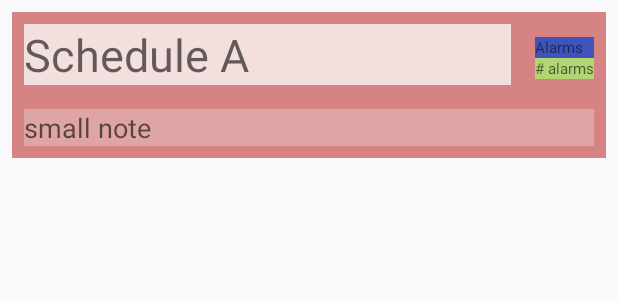
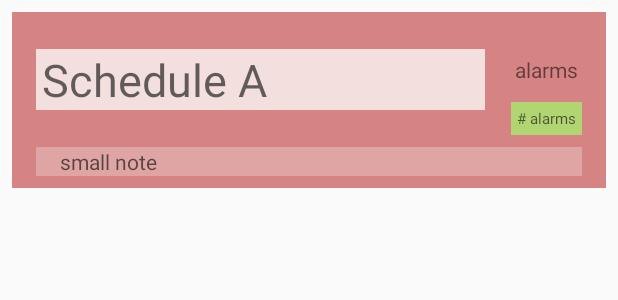
Before and after one commit to galemu2/MultiTasker-Alarm-app-, an Android app: the layout element2_lists.xml on its own in the app's theme, with its tools: preview values and no code run, on a phone screen of 412 x 824 dp. Shown: the top 300 px of the screen. Run offline under Robolectric (Android 15) with nearby library versions, the phone set to English and light mode, and no system bars.

Commit message:
Added recyclerView adaptor for fragment 1.  ViewModel with liveData used to show updates to database.  Used Coroutines to add new schedule to database

```diff
--- a/app/src/main/java/com/ctrlaccess/multitasker/database/dao/ScheduleDao.kt
+++ b/app/src/main/java/com/ctrlaccess/multitasker/database/dao/ScheduleDao.kt
@@ -1,5 +1,6 @@
 package com.ctrlaccess.multitasker.database.dao
 
+import androidx.lifecycle.LiveData
 import androidx.room.*
 import com.ctrlaccess.multitasker.database.entities.Schedule
 
@@ -18,4 +19,7 @@ interface ScheduleDao {
     @Delete
     fun deleteSchedule(scheduleList: Schedule)
     // todo all associated alarms should be deleted when deleting a schedule
+
+    @Query("SELECT * FROM Schedule")
+    fun getAllSchedules(): LiveData<List<Schedule>>
 }
--- a/app/src/main/res/layout/element2_lists.xml
+++ b/app/src/main/res/layout/element2_lists.xml
@@ -11,62 +11,64 @@
 
         <TextView
             android:id="@+id/textView1_number_of_alarm"
-            android:layout_width="wrap_content"
+            android:layout_width="0dp"
             android:layout_height="wrap_content"
-            android:layout_marginEnd="8dp"
-            android:layout_marginBottom="4dp"
+            android:layout_marginEnd="16dp"
+            android:layout_marginBottom="8dp"
             android:background="#B2D573"
+            android:padding="4dp"
             android:textSize="10sp"
-            app:layout_constraintBottom_toBottomOf="@+id/textView2_sch_title"
+            app:layout_constraintBottom_toTopOf="@+id/textView3_schedule_note"
             app:layout_constraintEnd_toEndOf="parent"
-            app:layout_constraintTop_toBottomOf="@+id/textView3_alarms"
+            app:layout_constraintTop_toBottomOf="@+id/textView"
             tools:hint="# alarms" />
 
         <TextView
-            android:id="@+id/textView2_sch_title"
+            android:id="@+id/textView2_schedule_title"
             android:layout_width="0dp"
             android:layout_height="wrap_content"
-            android:layout_marginStart="8dp"
+            android:layout_marginStart="16dp"
             android:layout_marginTop="8dp"
             android:layout_marginEnd="16dp"
+            android:layout_marginBottom="8dp"
             android:background="#F4DFDF"
+            android:gravity="start"
+            android:paddingStart="4dp"
             android:textSize="30sp"
-            app:layout_constraintEnd_toStartOf="@+id/textView1_number_of_alarm"
+            app:layout_constraintBottom_toTopOf="@+id/textView3_schedule_note"
+            app:layout_constraintEnd_toStartOf="@+id/textView"
             app:layout_constraintStart_toStartOf="parent"
             app:layout_constraintTop_toTopOf="parent"
             tools:hint="Schedule A" />
 
-        <EditText
-            android:id="@+id/editTextText_schedule_note"
+        <TextView
+            android:id="@+id/textView3_schedule_note"
             android:layout_width="0dp"
             android:layout_height="wrap_content"
-            android:layout_marginStart="8dp"
-            android:layout_marginTop="16dp"
-            android:layout_marginEnd="8dp"
+            android:layout_marginStart="16dp"
+            android:layout_marginEnd="16dp"
             android:layout_marginBottom="8dp"
             android:autofillHints=""
             android:background="#DFA5A5"
-            android:ems="10"
-            android:inputType="textPersonName"
+            android:paddingStart="16dp"
             app:layout_constraintBottom_toBottomOf="parent"
             app:layout_constraintEnd_toEndOf="parent"
             app:layout_constraintStart_toStartOf="parent"
-            app:layout_constraintTop_toBottomOf="@+id/textView2_sch_title"
             tools:hint="small note" />
 
         <TextView
-            android:id="@+id/textView3_alarms"
-            android:layout_width="0dp"
+            android:id="@+id/textView"
+            android:layout_width="wrap_content"
             android:layout_height="wrap_content"
-            android:layout_marginTop="8dp"
-            android:layout_marginEnd="8dp"
-            android:background="#4053B8"
-            android:text="@string/list_alarm_numbers"
-            android:textSize="10sp"
+            android:layout_marginEnd="16dp"
+            android:layout_marginBottom="8dp"
+            android:padding="4dp"
+            android:text="@string/alarms"
             app:layout_constraintBottom_toTopOf="@+id/textView1_number_of_alarm"
             app:layout_constraintEnd_toEndOf="parent"
             app:layout_constraintStart_toStartOf="@+id/textView1_number_of_alarm"
-            app:layout_constraintTop_toTopOf="@+id/textView2_sch_title"
+            app:layout_constraintTop_toTopOf="@+id/textView2_schedule_title"
             app:layout_constraintVertical_chainStyle="packed" />
+
     </androidx.constraintlayout.widget.ConstraintLayout>
 </layout>
--- a/app/src/main/res/values/strings.xml
+++ b/app/src/main/res/values/strings.xml
@@ -20,4 +20,5 @@
     <string name="wednesday">W</string>
     <string name="save_button">save</string>
     <string name="list_alarm_numbers">Alarms</string>
+    <string name="alarms">alarms</string>
 </resources>
```
Also changed, not shown: app/src/main/java/com/ctrlaccess/multitasker/Fragment1Schedules.kt (+26 -1 lines), app/src/main/java/com/ctrlaccess/multitasker/Fragment2Alarms.kt (+6 -3 lines), app/src/main/java/com/ctrlaccess/multitasker/MainActivity.kt (+10 -2 lines), app/src/main/java/com/ctrlaccess/multitasker/RecyclerView1AlarmsAdaptor.kt (+3 -5 lines), app/src/main/java/com/ctrlaccess/multitasker/RecyclerView2SchedulesAdaptor.kt (added, +65 -0 lines), app/src/main/java/com/ctrlaccess/multitasker/database/MultitaskerRepository.kt (+6 -4 lines), app/src/main/java/com/ctrlaccess/multitasker/database/MultitaskerViewModel.kt (+14 -0 lines), app/src/main/java/com/ctrlaccess/multitasker/database/entities/Schedule.kt (+6 -3 lines), app/src/main/res/layout/fragment1_schedule_list.xml (+14 -0 lines).
